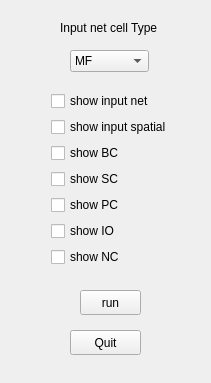
This is Eyelid_Sim_CBM_Dev/includes/gui/ui/mainw.ui in wenkeli/Cerebellum_simulation as Qt 5 draws it before an edit. The edited form follows.
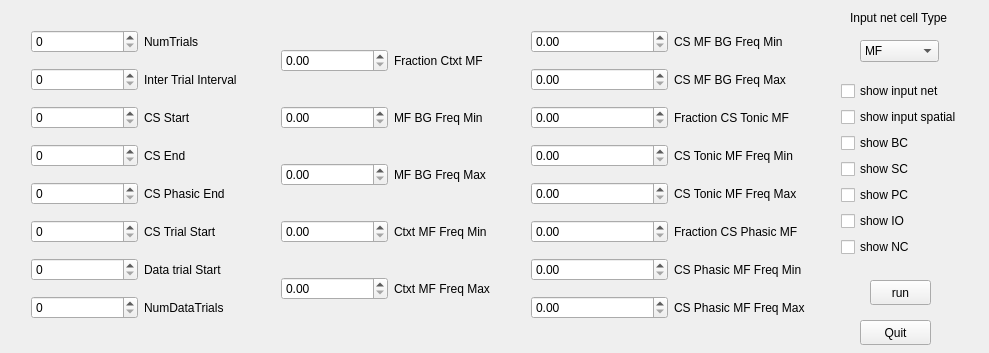
This is the edited form.

Patch:
```diff
--- a/Eyelid_Sim_CBM_Dev/includes/gui/ui/mainw.ui
+++ b/Eyelid_Sim_CBM_Dev/includes/gui/ui/mainw.ui
@@ -6,8 +6,8 @@
    <rect>
     <x>0</x>
     <y>0</y>
-    <width>211</width>
-    <height>383</height>
+    <width>989</width>
+    <height>353</height>
    </rect>
   </property>
   <property name="windowTitle">
@@ -16,8 +16,8 @@
   <widget class="QPushButton" name="runButton">
    <property name="geometry">
     <rect>
-     <x>80</x>
-     <y>290</y>
+     <x>870</x>
+     <y>280</y>
      <width>61</width>
      <height>25</height>
     </rect>
@@ -29,8 +29,8 @@
   <widget class="QPushButton" name="quitButton">
    <property name="geometry">
     <rect>
-     <x>70</x>
-     <y>330</y>
+     <x>860</x>
+     <y>320</y>
      <width>71</width>
      <height>25</height>
     </rect>
@@ -42,8 +42,8 @@
   <widget class="QComboBox" name="inputNetCellTBox">
    <property name="geometry">
     <rect>
-     <x>70</x>
-     <y>50</y>
+     <x>860</x>
+     <y>40</y>
      <width>79</width>
      <height>22</height>
     </rect>
@@ -67,8 +67,8 @@
   <widget class="QLabel" name="label">
    <property name="geometry">
     <rect>
-     <x>60</x>
-     <y>20</y>
+     <x>850</x>
+     <y>10</y>
      <width>121</width>
      <height>16</height>
     </rect>
@@ -80,8 +80,8 @@
   <widget class="QWidget" name="verticalLayoutWidget">
    <property name="geometry">
     <rect>
-     <x>40</x>
-     <y>80</y>
+     <x>830</x>
+     <y>70</y>
      <width>141</width>
      <height>201</height>
     </rect>
@@ -138,6 +138,252 @@
     </item>
    </layout>
   </widget>
+  <widget class="QWidget" name="formLayoutWidget">
+   <property name="geometry">
+    <rect>
+     <x>20</x>
+     <y>10</y>
+     <width>241</width>
+     <height>331</height>
+    </rect>
+   </property>
+   <layout class="QGridLayout" name="gridLayout">
+    <item row="0" column="0">
+     <widget class="QSpinBox" name="numTrialsBox"/>
+    </item>
+    <item row="0" column="1">
+     <widget class="QLabel" name="label_2">
+      <property name="text">
+       <string>NumTrials</string>
+      </property>
+     </widget>
+    </item>
+    <item row="1" column="0">
+     <widget class="QSpinBox" name="itiBox"/>
+    </item>
+    <item row="1" column="1">
+     <widget class="QLabel" name="label_3">
+      <property name="text">
+       <string>Inter Trial Interval</string>
+      </property>
+     </widget>
+    </item>
+    <item row="2" column="0">
+     <widget class="QSpinBox" name="csStartBox"/>
+    </item>
+    <item row="3" column="0">
+     <widget class="QSpinBox" name="csEndBox"/>
+    </item>
+    <item row="4" column="0">
+     <widget class="QSpinBox" name="csPEndBox"/>
+    </item>
+    <item row="5" column="0">
+     <widget class="QSpinBox" name="csTrialStartNBox"/>
+    </item>
+    <item row="6" column="0">
+     <widget class="QSpinBox" name="dataTrialStartNBox"/>
+    </item>
+    <item row="7" column="0">
+     <widget class="QSpinBox" name="numDataTrialsBox"/>
+    </item>
+    <item row="2" column="1">
+     <widget class="QLabel" name="label_17">
+      <property name="text">
+       <string>CS Start</string>
+      </property>
+     </widget>
+    </item>
+    <item row="3" column="1">
+     <widget class="QLabel" name="label_18">
+      <property name="text">
+       <string>CS End</string>
+      </property>
+     </widget>
+    </item>
+    <item row="4" column="1">
+     <widget class="QLabel" name="label_19">
+      <property name="text">
+       <string>CS Phasic End</string>
+      </property>
+     </widget>
+    </item>
+    <item row="5" column="1">
+     <widget class="QLabel" name="label_20">
+      <property name="text">
+       <string>CS Trial Start</string>
+      </property>
+     </widget>
+    </item>
+    <item row="6" column="1">
+     <widget class="QLabel" name="label_21">
+      <property name="text">
+       <string>Data trial Start</string>
+      </property>
+     </widget>
+    </item>
+    <item row="7" column="1">
+     <widget class="QLabel" name="label_22">
+      <property name="text">
+       <string>NumDataTrials</string>
+      </property>
+     </widget>
+    </item>
+   </layout>
+  </widget>
+  <widget class="QWidget" name="gridLayoutWidget">
+   <property name="geometry">
+    <rect>
+     <x>520</x>
+     <y>10</y>
+     <width>301</width>
+     <height>331</height>
+    </rect>
+   </property>
+   <layout class="QGridLayout" name="gridLayout_2">
+    <item row="0" column="0">
+     <widget class="QDoubleSpinBox" name="csMFBGFreqMinBox"/>
+    </item>
+    <item row="0" column="1">
+     <widget class="QLabel" name="label_4">
+      <property name="text">
+       <string>CS MF BG Freq Min</string>
+      </property>
+     </widget>
+    </item>
+    <item row="1" column="0">
+     <widget class="QDoubleSpinBox" name="csMFBGFreqMaxBox"/>
+    </item>
+    <item row="2" column="0">
+     <widget class="QDoubleSpinBox" name="fracCSTMFBox"/>
+    </item>
+    <item row="3" column="0">
+     <widget class="QDoubleSpinBox" name="csTMFFreqMinBox"/>
+    </item>
+    <item row="4" column="0">
+     <widget class="QDoubleSpinBox" name="csTMFFreqMaxBox"/>
+    </item>
+    <item row="5" column="0">
+     <widget class="QDoubleSpinBox" name="fracCSPMFBox"/>
+    </item>
+    <item row="6" column="0">
+     <widget class="QDoubleSpinBox" name="csPMFFreqMinBox"/>
+    </item>
+    <item row="7" column="0">
+     <widget class="QDoubleSpinBox" name="csPMFFreqMaxBox"/>
+    </item>
+    <item row="7" column="1">
+     <widget class="QLabel" name="label_10">
+      <property name="text">
+       <string>CS Phasic MF Freq Max</string>
+      </property>
+     </widget>
+    </item>
+    <item row="6" column="1">
+     <widget class="QLabel" name="label_11">
+      <property name="text">
+       <string>CS Phasic MF Freq Min</string>
+      </property>
+     </widget>
+    </item>
+    <item row="5" column="1">
+     <widget class="QLabel" name="label_12">
+      <property name="text">
+       <string>Fraction CS Phasic MF</string>
+      </property>
+     </widget>
+    </item>
+    <item row="4" column="1">
+     <widget class="QLabel" name="label_13">
+      <property name="text">
+       <string>CS Tonic MF Freq Max</string>
+      </property>
+     </widget>
+    </item>
+    <item row="3" column="1">
+     <widget class="QLabel" name="label_14">
+      <property name="text">
+       <string>CS Tonic MF Freq Min</string>
+      </property>
+     </widget>
+    </item>
+    <item row="2" column="1">
+     <widget class="QLabel" name="label_15">
+      <property name="text">
+       <string>Fraction CS Tonic MF</string>
+      </property>
+     </widget>
+    </item>
+    <item row="1" column="1">
+     <widget class="QLabel" name="label_16">
+      <property name="text">
+       <string>CS MF BG Freq Max</string>
+      </property>
+     </widget>
+    </item>
+   </layout>
+  </widget>
+  <widget class="QWidget" name="gridLayoutWidget_2">
+   <property name="geometry">
+    <rect>
+     <x>270</x>
+     <y>10</y>
+     <width>241</width>
+     <height>331</height>
+    </rect>
+   </property>
+   <layout class="QGridLayout" name="gridLayout_3">
+    <item row="0" column="0">
+     <widget class="QDoubleSpinBox" name="fracCtxtMFBox"/>
+    </item>
+    <item row="0" column="1">
+     <widget class="QLabel" name="label_5">
+      <property name="text">
+       <string>Fraction Ctxt MF</string>
+      </property>
+     </widget>
+    </item>
+    <item row="1" column="0">
+     <widget class="QDoubleSpinBox" name="mfBGFreqMinBox"/>
+    </item>
+    <item row="2" column="0">
+     <widget class="QDoubleSpinBox" name="mfBGFreqMaxBox"/>
+    </item>
+    <item row="3" column="0">
+     <widget class="QDoubleSpinBox" name="ctxtMFFreqMinBox"/>
+    </item>
+    <item row="4" column="0">
+     <widget class="QDoubleSpinBox" name="ctxtMFFreqMaxBox"/>
+    </item>
+    <item row="1" column="1">
+     <widget class="QLabel" name="label_6">
+      <property name="text">
+       <string>MF BG Freq Min</string>
+      </property>
+     </widget>
+    </item>
+    <item row="2" column="1">
+     <widget class="QLabel" name="label_7">
+      <property name="text">
+       <string>MF BG Freq Max</string>
+      </property>
+     </widget>
+    </item>
+    <item row="3" column="1">
+     <widget class="QLabel" name="label_8">
+      <property name="text">
+       <string>Ctxt MF Freq Min</string>
+      </property>
+     </widget>
+    </item>
+    <item row="4" column="1">
+     <widget class="QLabel" name="label_9">
+      <property name="text">
+       <string>Ctxt MF Freq Max</string>
+      </property>
+     </widget>
+    </item>
+   </layout>
+  </widget>
  </widget>
  <layoutdefault spacing="6" margin="11"/>
  <resources/>
```
